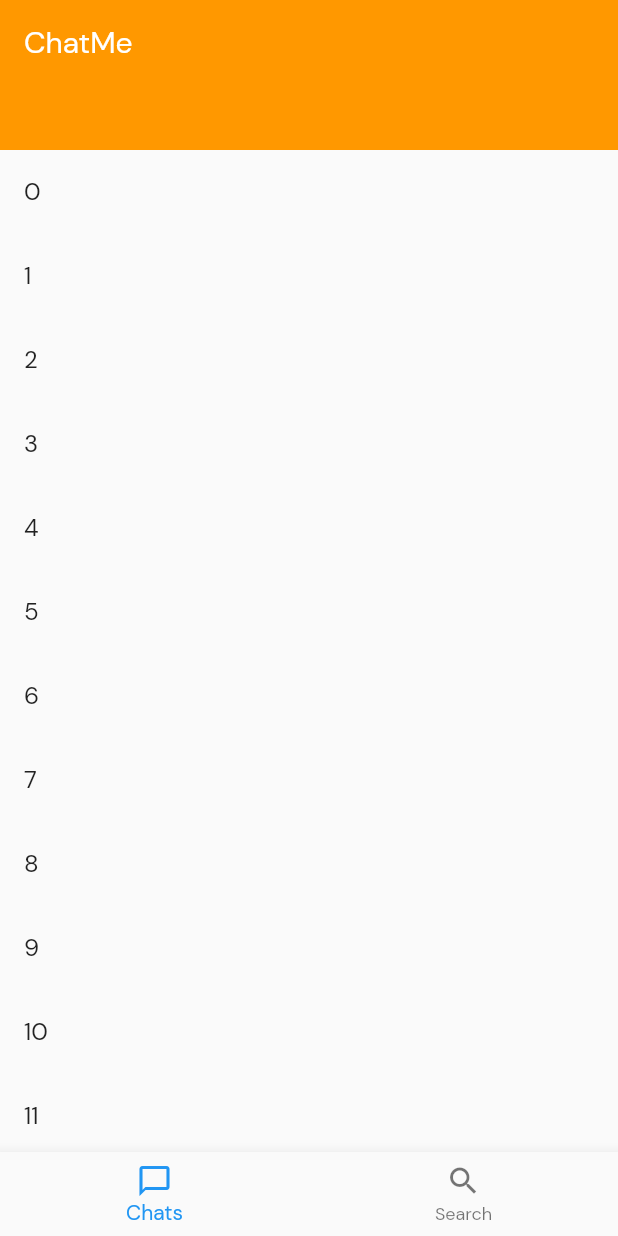
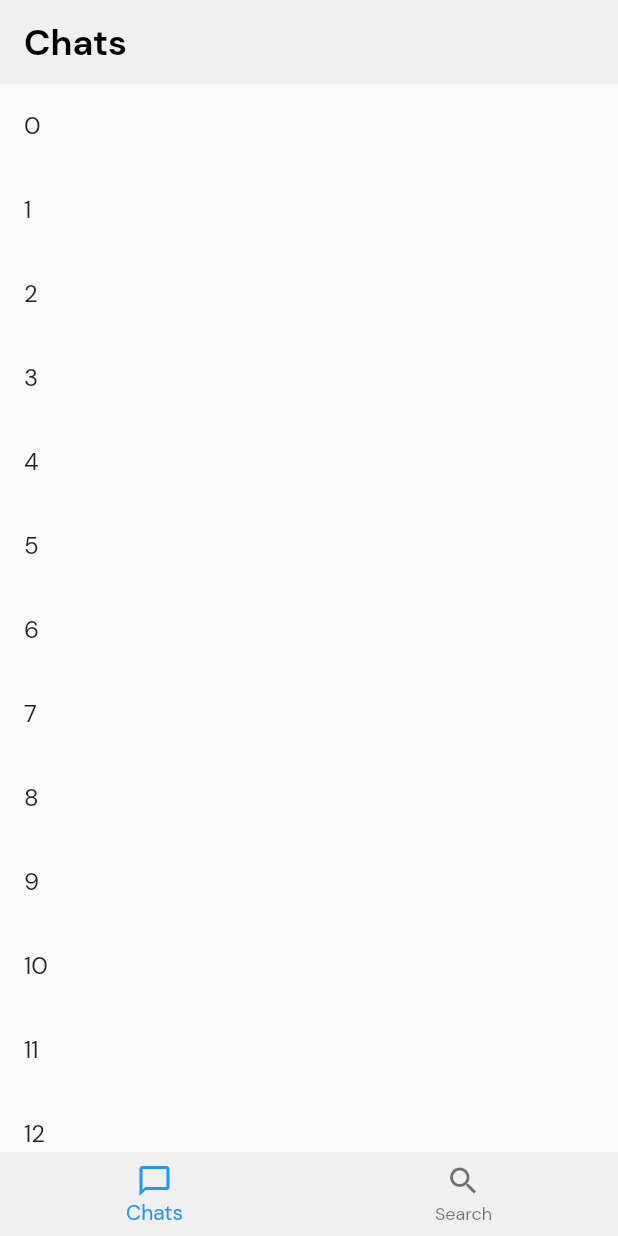
Before and after one commit to ninjaasmoke/ChatMe, a Flutter app: the screen it shows after launch, on a phone screen of 412 x 824 dp. Run offline on Flutter 3.47's test engine with Material 2 defaults, Android fonts, the phone set to English and light mode, and no system bars.

Commit message:
Home and Search

```diff
--- a/lib/Pages/App.dart
+++ b/lib/Pages/App.dart
@@ -1,5 +1,6 @@
 import 'package:chatme/Pages/HomePage.dart';
 import 'package:chatme/Pages/SearchPage.dart';
+import 'package:flutter/cupertino.dart';
 import 'package:flutter/material.dart';
 
 class App extends StatefulWidget {
@@ -16,16 +17,9 @@ class _AppState extends State<App> {
 //        title: Text("ChatMe"),
 //      ),
 //      body: index == 0 ? HomePage() : SearchPage(),
-      body: CustomScrollView(
-        slivers: [
-          SliverAppBar(
-            expandedHeight: 100.0,
-            title: Text("ChatMe"),
-          ),
-          SliverFillRemaining(
-            child: index == 0 ? HomePage() : SearchPage(),
-          ),
-        ],
+      body: IndexedStack(
+        index: index,
+        children: [HomePage(), SearchPage()],
       ),
       bottomNavigationBar: BottomNavigationBar(
         currentIndex: index,
--- a/lib/Pages/HomePage.dart
+++ b/lib/Pages/HomePage.dart
@@ -9,7 +9,15 @@ class _HomePageState extends State<HomePage> {
   @override
   Widget build(BuildContext context) {
     return Scaffold(
-        body: ListView.builder(shrinkWrap: true, itemBuilder: (context, index) => ListTile(title: Text("$index"),), itemCount: 20,)
-    );
+        appBar: AppBar(
+          title: Text("Chats"),
+        ),
+        body: ListView.builder(
+          shrinkWrap: true,
+          itemBuilder: (context, index) => ListTile(
+            title: Text("$index"),
+          ),
+          itemCount: 20,
+        ));
   }
 }
--- a/lib/Theme/ThemeDart.dart
+++ b/lib/Theme/ThemeDart.dart
@@ -1,3 +1,4 @@
+import 'package:flutter/cupertino.dart';
 import 'package:flutter/material.dart';
 
 TextStyle titleTextStyle = TextStyle(
@@ -6,12 +7,20 @@ TextStyle titleTextStyle = TextStyle(
 );
 
 ThemeData lightTheme = ThemeData(
+  primaryColor: Color(0xfff0a010),
   fontFamily: 'DMSans',
   brightness: Brightness.light,
   backgroundColor: Colors.white,
-  bottomAppBarColor: Colors.grey[200],
+  bottomNavigationBarTheme: BottomNavigationBarThemeData(
+      backgroundColor: Color(0xfff0f0f0), elevation: 0),
   appBarTheme: AppBarTheme(
-    backgroundColor: Colors.orange[500],
+    backgroundColor: Color(0xfff0f0f0),
+    textTheme: TextTheme(
+        headline6: TextStyle(
+            fontFamily: 'DMSans',
+            color: Colors.black,
+            fontSize: 24,
+            fontWeight: FontWeight.w700)),
     elevation: 0,
   ),
 );
@@ -19,16 +28,24 @@ ThemeData lightTheme = ThemeData(
 ThemeData darkTheme = ThemeData(
   fontFamily: 'DMSans',
   brightness: Brightness.dark,
-  backgroundColor: Color(0xff202020),
+  backgroundColor: Color(0xff181818),
+  textTheme: TextTheme(
+      headline6: TextStyle(
+          fontFamily: 'DMSans',
+          color: Color(0xfff0f0f0),
+          fontSize: 24,
+          fontWeight: FontWeight.w700)),
   scaffoldBackgroundColor: Color(0xff121212),
-  textTheme: TextTheme(
-
-  ),
   appBarTheme: AppBarTheme(
     elevation: 0,
     backgroundColor: Color(0xff181818),
   ),
-  bottomNavigationBarTheme: BottomNavigationBarThemeData(
-    backgroundColor: Color(0xff181818)
-  ),
+  cupertinoOverrideTheme: NoDefaultCupertinoThemeData(
+      brightness: Brightness.dark,
+      barBackgroundColor: Color(0xff181818),
+      textTheme: CupertinoTextThemeData(
+          primaryColor: Colors.grey[400],
+          textStyle: TextStyle(fontFamily: 'DMSans'))),
+  bottomNavigationBarTheme:
+      BottomNavigationBarThemeData(backgroundColor: Color(0xff181818)),
 );
--- a/lib/main.dart
+++ b/lib/main.dart
@@ -1,5 +1,4 @@
 import 'package:chatme/Pages/App.dart';
-import 'package:chatme/Pages/HomePage.dart';
 import 'package:flutter/material.dart';
 
 import 'Theme/ThemeDart.dart';
```
